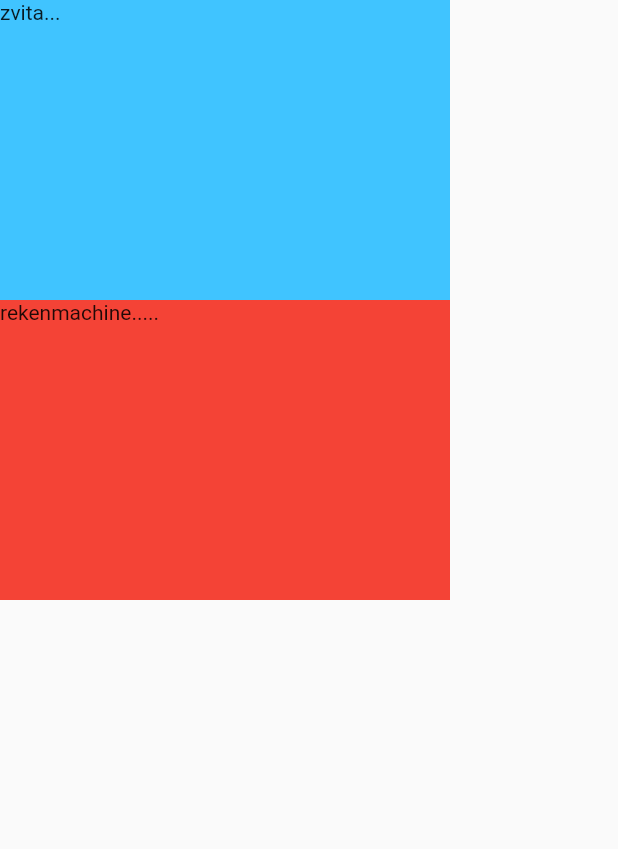
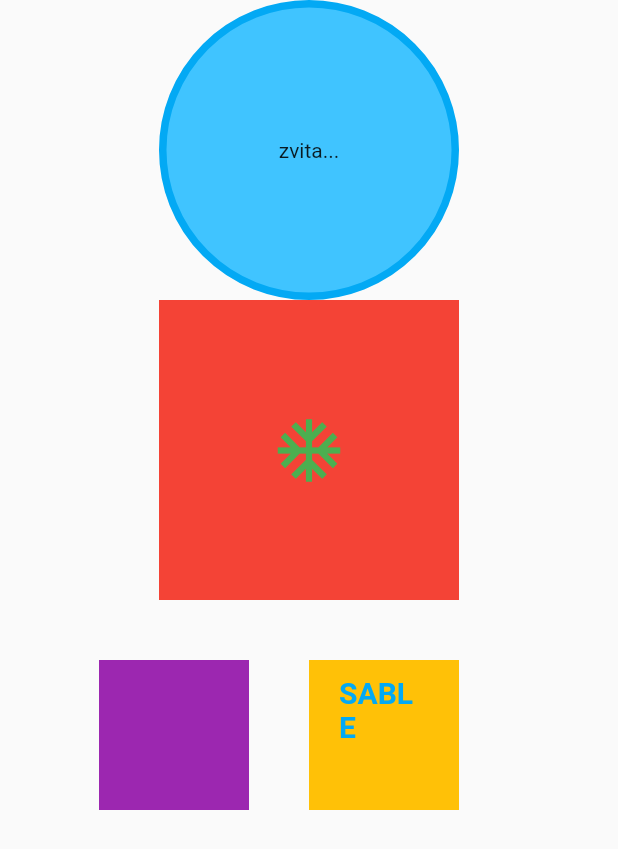
Before and after one commit to fayis007/rekenmachine, a Flutter app: the screen it shows after launch, on a phone screen of 412 x 824 dp. Shown: the top 849 px of the screen. Run offline on Flutter 3.47's test engine with Material 2 defaults, Android fonts, the phone set to English and light mode, and no system bars.

Commit message:
widgets container decoration icon set

```diff
--- a/lib/main.dart
+++ b/lib/main.dart
@@ -1,3 +1,4 @@
+import 'package:flutter/cupertino.dart';
 import 'package:flutter/material.dart';
 
 void main() {
@@ -43,19 +44,60 @@ class _homeState extends State<home> {
       body: Column(
         children: [
           Container(
-          width: 300,
+            width: 200,
             height: 200,
-            color: Colors.lightBlueAccent,
-            child: Text("zvita..."),
 
+            decoration: BoxDecoration(
+              color: Colors.lightBlueAccent,
+              shape: BoxShape.circle,
+              border: Border.all(
+                color: Colors.lightBlue,
+                width: 5,
+
+              )
+            ),
+            child: Center(child: Text("zvita...")),
           ),
           Container(
-            width: 300,
+            width: 200,
             height: 200,
             color: Colors.red,
-            child: Text("rekenmachine....."),
+            child:Center(
+              child: Icon(Icons.ac_unit_outlined,
+                color: Colors.green,
+                size: 50,
+
+              ),
+            ) ,
           ),
-
+          Container(
+            child: Row(
+              mainAxisAlignment: MainAxisAlignment.center,
+              crossAxisAlignment: CrossAxisAlignment.center,
+              children: [
+                Container(
+                  width: 100,
+                  height: 100,
+                  color: Colors.purple,
+                ),
+                Container(
+                  height: 100,
+                  width: 100,
+                  color: Colors.amber,
+                  margin: EdgeInsets.all(40),
+                  padding: EdgeInsets.only(left: 20,right: 30,top: 10,bottom: 20),
+                  child: Text(
+                    "SABLE",
+                    style: TextStyle(
+                      color: Colors.lightBlue,
+                      fontSize: 20,
+                      fontWeight: FontWeight.bold,
+                    ),
+                  ),
+                ),
+              ],
+            ),
+          ),
         ],
       ),
     );
```
